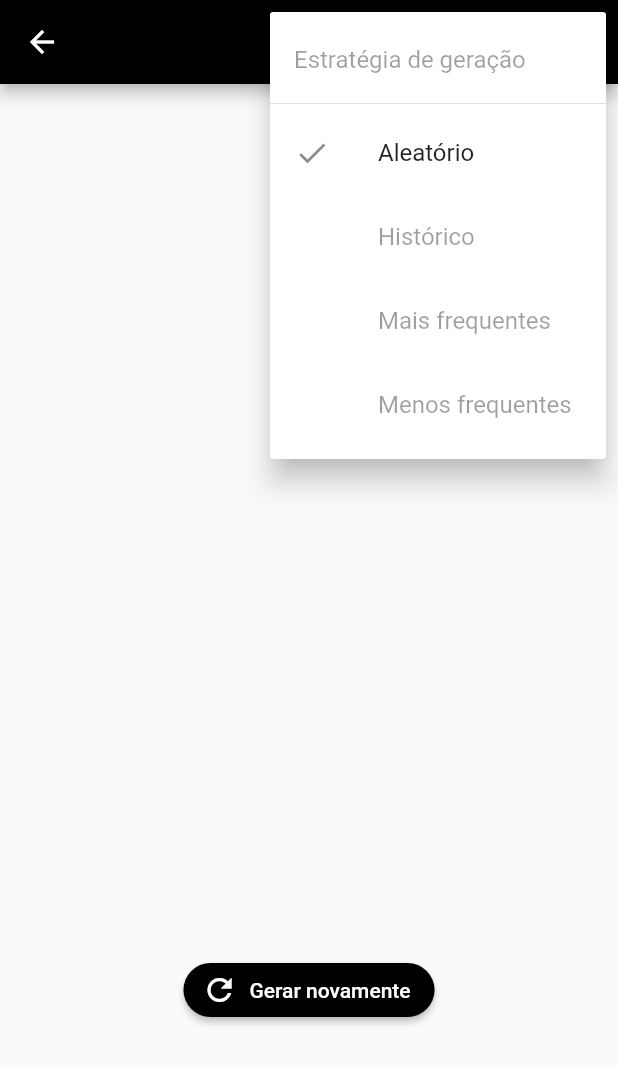
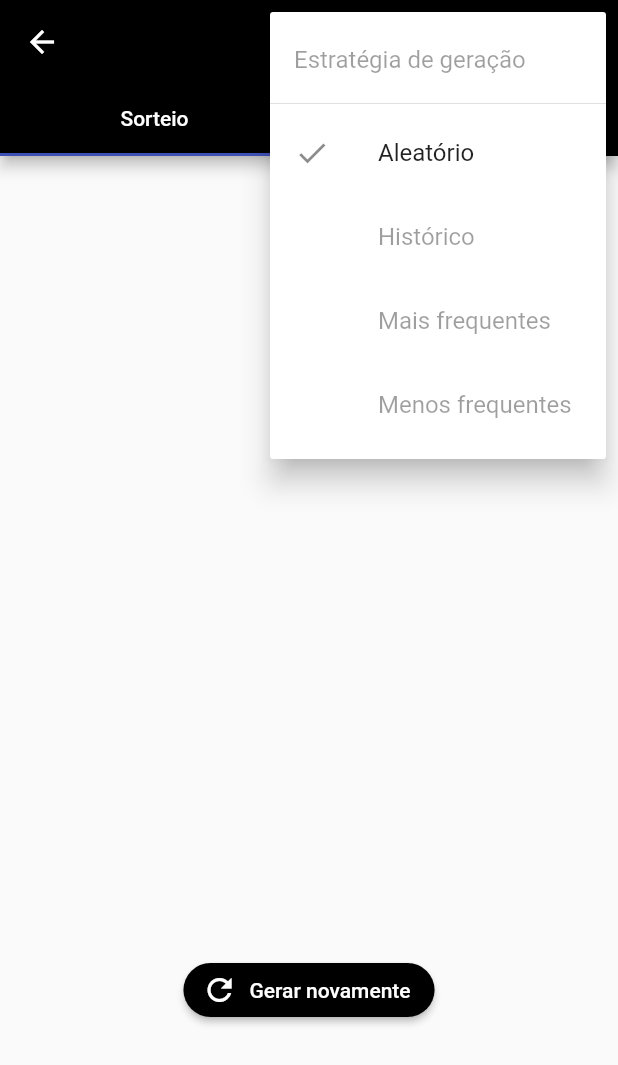
Before and after one commit to EdgarFabiano/palpites_da_loteria, a Flutter app: the SorteioPage screen opened directly with empty values, after a tap on the "more vert" icon, on a phone screen of 412 x 824 dp. Shown: the top 1065 px of the screen. Run offline on Flutter 3.47's test engine with Material 2 defaults, Android fonts, the phone set to English and light mode, and no system bars; our stand-ins replace device_info, dynamic_theme, fluttertoast, in_app_review, shared_preferences; missing offline and left inert: firebase_admob, loading; accounts and stored records are empty.

Commit message:
Fetching data on screen

```diff
--- a/lib/ui/sorteio-page.dart
+++ b/lib/ui/sorteio-page.dart
@@ -1,9 +1,18 @@
+
+import 'dart:convert';
+
+import 'package:http/http.dart' as http;
+
 import 'package:flutter/cupertino.dart';
 import 'package:flutter/material.dart';
+import 'package:loading/indicator/ball_spin_fade_loader_indicator.dart';
+import 'package:loading/loading.dart';
 import 'package:palpites_da_loteria/domain/concursos.dart';
+import 'package:palpites_da_loteria/domain/resultado.dart';
 import 'package:palpites_da_loteria/service/admob-service.dart';
 import 'package:palpites_da_loteria/service/generator/abstract-sorteio-generator.dart';
 import 'package:palpites_da_loteria/service/generator/random-sorteio-generator.dart';
+import 'package:palpites_da_loteria/service/loteria-api-service.dart';
 import 'package:palpites_da_loteria/widgets/dezena.dart';
 import 'package:palpites_da_loteria/widgets/popup-menu.dart';
 
@@ -23,11 +32,27 @@ class _SorteioPageState extends State<SorteioPage> {
   double _sorteioValue;
   int _chance = 3;
 
+  Future<Resultado> futureResultado;
+
   @override
   void initState() {
     super.initState();
     _sorteioValue = widget._concurso.minSize.toDouble();
     AdMobService.buildInterstitial();
+    futureResultado = fetchResultado();
+  }
+
+  Future<Resultado> fetchResultado() async {
+    var url = LoteriaAPIService.getEndpointFor(widget._concurso.name);
+    print(url);
+    final response = await http.get(url);
+    print(response.body);
+
+    if (response.statusCode == 200) {
+      return Resultado.fromJson(json.decode(response.body));
+    } else {
+      throw Exception('Erro ao buscar resultado');
+    }
   }
 
   void _sortear(double increment) {
@@ -42,7 +67,9 @@ class _SorteioPageState extends State<SorteioPage> {
       _sortear(increment);
       _chance++;
       if (_chance >= 5) {
-        AdMobService.buildInterstitial()..load()..show();
+        AdMobService.buildInterstitial()
+          ..load()
+          ..show();
         _chance = 0;
       }
     });
@@ -80,21 +107,7 @@ class _SorteioPageState extends State<SorteioPage> {
     var minSize = widget._concurso.minSize.toDouble();
     var maxSize = widget._concurso.maxSize.toDouble();
 
-    return Scaffold(
-      appBar: AppBar(
-        leading: IconButton(
-          icon: Icon(Icons.arrow_back),
-          onPressed: () => Navigator.pop(context, false),
-        ),
-        backgroundColor: widget._concurso.colorBean.getColor(context),
-        title: Text(widget._concurso.name),
-        actions: <Widget>[
-          PopUpMenu(),
-        ],
-      ),
-      body: Padding(
-        padding: EdgeInsets.only(bottom: AdMobService.bannerPadding(context)),
-        child: Flex(
+    var tabSorteio = Flex(
                 children: <Widget>[
                   Visibility(
                     visible: maxSize != minSize,
@@ -145,6 +158,45 @@ class _SorteioPageState extends State<SorteioPage> {
                   ),
                 ],
                 direction: Axis.vertical,
+              );
+
+    var tabResultado = FutureBuilder<Resultado>(
+      future: futureResultado,
+      builder: (context, snapshot) {
+        if (snapshot.hasData) {
+          return Text(snapshot.data.dezenas.toString());
+        } else if (snapshot.hasError) {
+          return Text("${snapshot.error}");
+        }
+
+        // By default, show a loading spinner.
+        return Loading(size: 10.0, indicator: BallSpinFadeLoaderIndicator(), color: Colors.grey,);
+      },
+    );
+
+    return Padding(
+      padding: EdgeInsets.only(bottom: AdMobService.bannerPadding(context)),
+      child: DefaultTabController(
+        length: 2,
+        child: Scaffold(
+          appBar: AppBar(
+              backgroundColor: widget._concurso.colorBean.getColor(context),
+              bottom: TabBar(
+                tabs: [
+                  Tab(child: Text("Sorteio")),
+                  Tab(child: Text("Resultado")),
+                ],
+              ),
+              title: Text(widget._concurso.name),
+              actions: <Widget>[
+                PopUpMenu(),
+              ]),
+          body: TabBarView(
+            children: [
+              tabSorteio,
+              tabResultado,
+            ],
+          ),
         ),
       ),
     );
--- a/pubspec.yaml
+++ b/pubspec.yaml
@@ -34,6 +34,7 @@ dependencies:
   loading: 1.0.2
   in_app_review: 0.2.0+3
   device_info: 0.4.2+7
+  http: 0.12.2
 
   # The following adds the Cupertino Icons font to your application.
   # Use with the CupertinoIcons class for iOS style icons.
```
Lines whose indentation alone changed are shown as unchanged.
